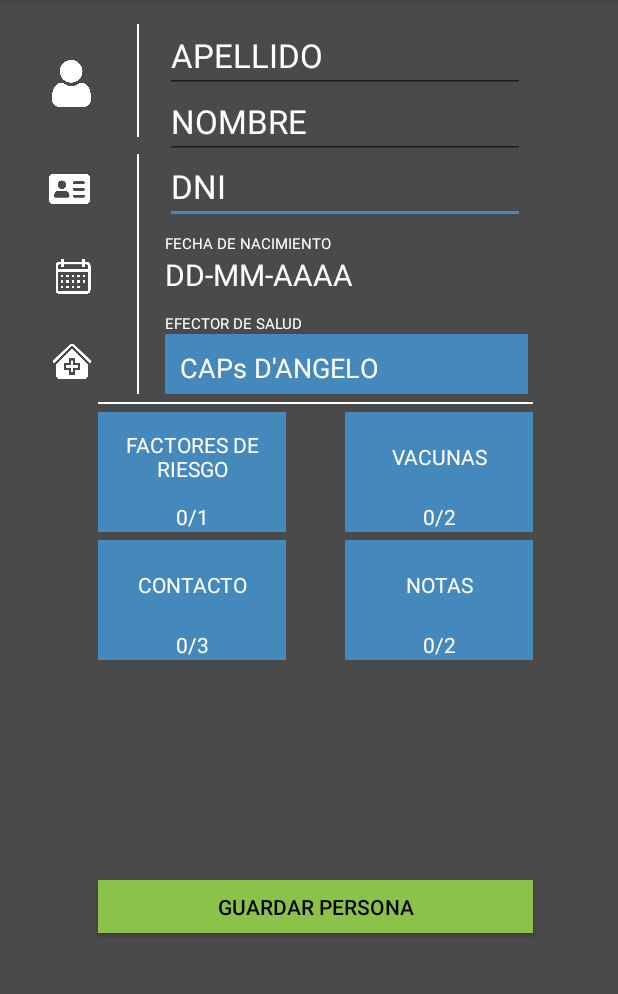
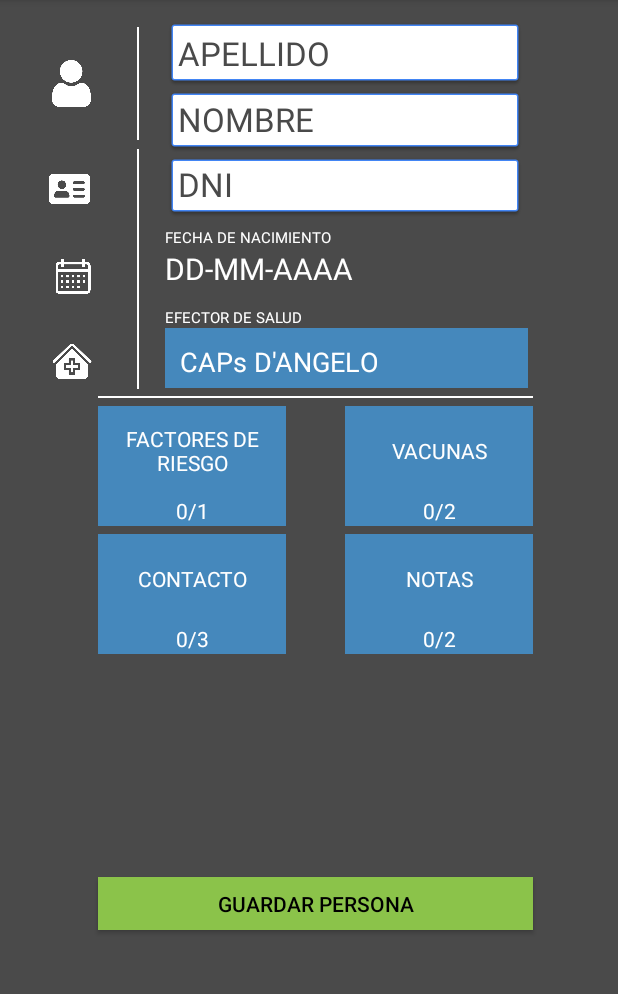
Before and after one commit to ernestosa95/RelevAr, an Android app: the persona screen opened directly, with no data from a screen before it, on a phone screen of 412 x 824 dp, the part 84-1078 px from its top. Run offline under Robolectric (Android 15) with nearby library versions, the phone set to English and light mode, and no system bars.

```diff
--- a/app/build.gradle
+++ b/app/build.gradle
@@ -8,8 +8,8 @@ android {
         applicationId "com.example.relevar"
         minSdkVersion 15
         targetSdkVersion 28
-        versionCode 1
-        versionName "1.0"
+        versionCode 2
+        versionName '2.1'
 
         testInstrumentationRunner "androidx.test.runner.AndroidJUnitRunner"
     }
--- a/app/src/main/res/layout/activity_persona.xml
+++ b/app/src/main/res/layout/activity_persona.xml
@@ -24,14 +24,14 @@
         android:id="@+id/DNI"
         android:layout_width="240dp"
         android:layout_height="43dp"
+        android:background="@drawable/common_google_signin_btn_icon_dark_normal_background"
         android:ems="10"
         android:hint="DNI"
         android:inputType="number"
-        android:textColor="#FFFFFF"
+        android:textColor="#000000"
         android:textColorHighlight="#4588BC"
-        android:textColorHint="#FFFFFF"
+        android:textColorHint="#4A4A4A"
         android:textColorLink="#4588BC"
-        android:textCursorDrawable="@color/common_google_signin_btn_text_dark_default"
         android:textSize="22sp"
         app:layout_constraintEnd_toEndOf="parent"
         app:layout_constraintHorizontal_bias="0.0"
@@ -42,15 +42,15 @@
         android:id="@+id/NOMBRE"
         android:layout_width="240dp"
         android:layout_height="44dp"
+        android:background="@drawable/common_google_signin_btn_icon_dark_normal_background"
         android:cursorVisible="true"
         android:ems="10"
         android:hint="NOMBRE"
         android:inputType="textPersonName"
-        android:textColor="#FFFFFF"
+        android:textColor="#000000"
         android:textColorHighlight="#4588BC"
-        android:textColorHint="#FFFFFF"
+        android:textColorHint="#4A4A4A"
         android:textColorLink="#4588BC"
-        android:textCursorDrawable="@color/common_google_signin_btn_text_dark_default"
         android:textSize="22sp"
         app:layout_constraintEnd_toEndOf="parent"
         app:layout_constraintHorizontal_bias="0.0"
@@ -61,15 +61,15 @@
         android:id="@+id/APELLIDO"
         android:layout_width="240dp"
         android:layout_height="46dp"
-        android:layout_marginTop="16dp"
+        android:layout_marginTop="12dp"
+        android:background="@drawable/common_google_signin_btn_icon_dark_normal_background"
         android:ems="10"
         android:hint="APELLIDO"
         android:inputType="textPersonName"
-        android:textColor="#FFFFFF"
+        android:textColor="#000000"
         android:textColorHighlight="#4588BC"
-        android:textColorHint="#FFFFFF"
+        android:textColorHint="#4A4A4A"
         android:textColorLink="#4588BC"
-        android:textCursorDrawable="@color/common_google_signin_btn_text_dark_default"
         android:textSize="22sp"
         app:layout_constraintEnd_toEndOf="parent"
         app:layout_constraintHorizontal_bias="0.333"
@@ -186,13 +186,14 @@
         android:id="@+id/divider6"
         android:layout_width="1dp"
         android:layout_height="75dp"
+        android:layout_marginTop="10dp"
         android:background="#FFFFFF"
         app:layout_constraintBottom_toTopOf="@+id/divider8"
         app:layout_constraintEnd_toStartOf="@+id/NOMBRE"
         app:layout_constraintHorizontal_bias="0.4"
         app:layout_constraintStart_toEndOf="@+id/imageView4"
-        app:layout_constraintTop_toTopOf="@+id/APELLIDO"
-        app:layout_constraintVertical_bias="0.0" />
+        app:layout_constraintTop_toTopOf="parent"
+        app:layout_constraintVertical_bias="0.592" />
 
     <View
         android:id="@+id/divider8"
```
Also changed, not shown: app/src/main/java/com/example/relevar/MainActivity.java (+101 -37 lines), app/src/main/java/com/example/relevar/persona.java (+12 -3 lines), app/src/main/res/layout/activity_main.xml (+9 -6 lines), 1 other file.
